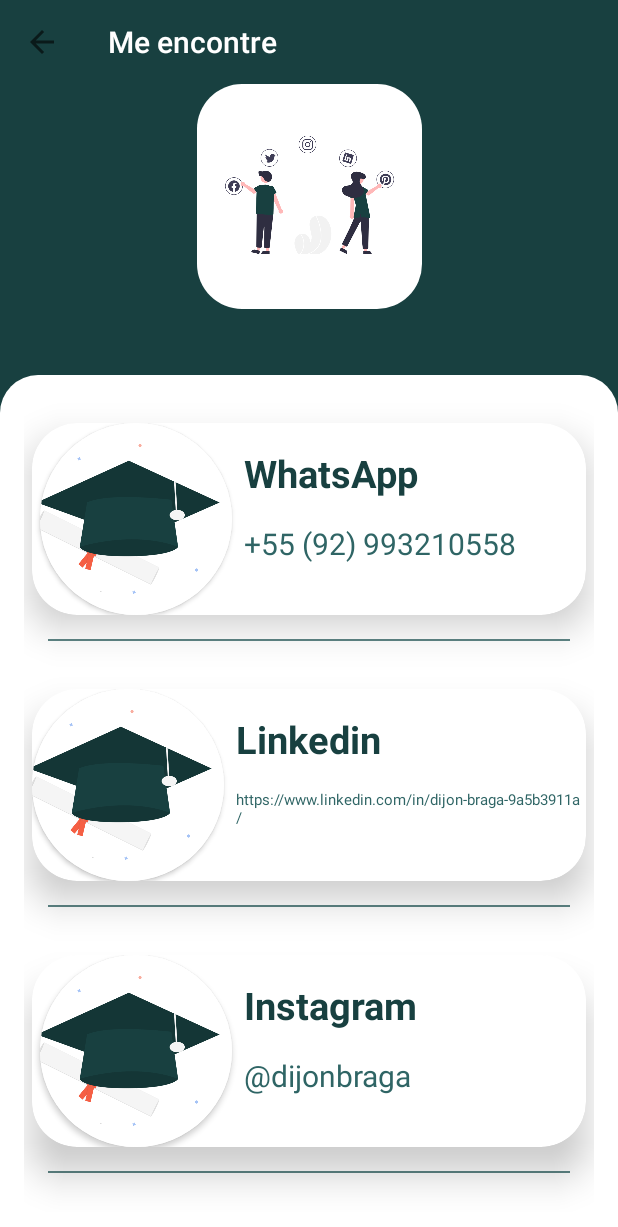
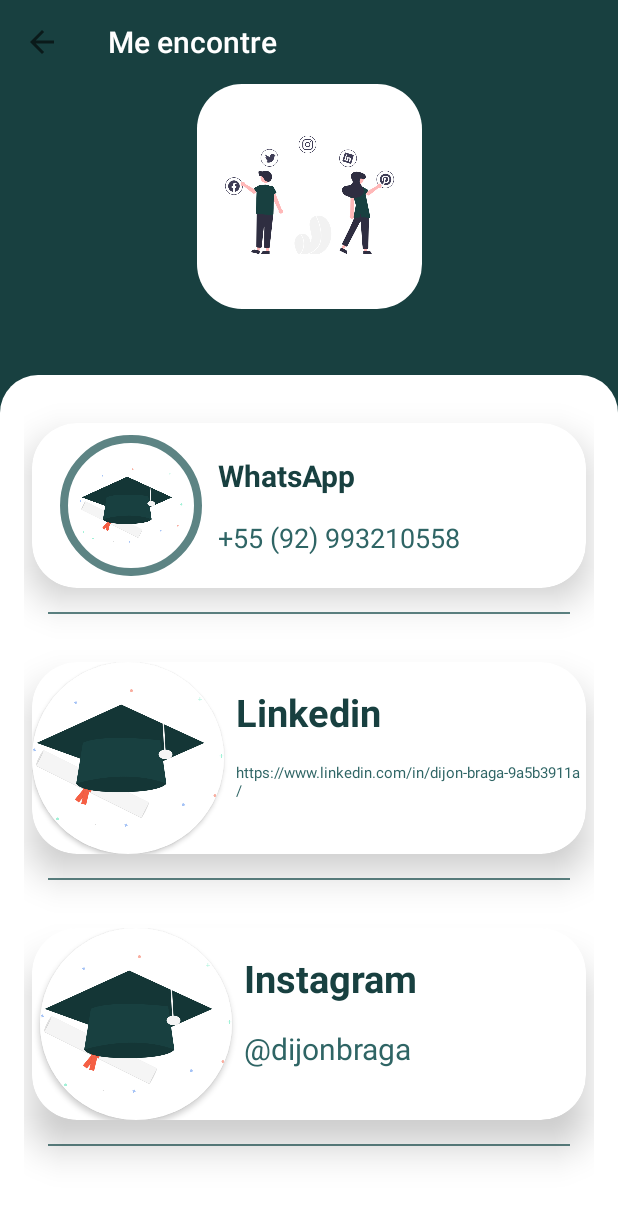
Before and after one commit to dijoncavalcante/about-me, an Android app: the FindMeActivity screen opened directly, with no data from a screen before it, on a phone screen of 412 x 824 dp. Shown: the top 1227 px of the screen. Run offline under Robolectric (Android 15) with nearby library versions, the phone set to English and light mode, and no system bars; Roboto replaces fonts that are not available here.

Commit message:
feature: Add circular style. FindMe layout updated

```diff
--- a/app/src/main/res/layout/activity_find_me.xml
+++ b/app/src/main/res/layout/activity_find_me.xml
@@ -49,29 +49,28 @@
             android:layout_marginStart="5dp"
             android:layout_marginTop="16dp"
             android:layout_marginEnd="5dp"
+            android:padding="8dp"
             app:cardCornerRadius="30dp"
             app:cardElevation="15dp">
 
             <RelativeLayout
                 android:id="@+id/relativeLayoutFindMeWpp"
                 android:layout_width="match_parent"
-                android:layout_height="wrap_content">
+                android:layout_height="110dp"
+                android:paddingTop="5dp"
+                android:paddingRight="5dp"
+                android:paddingBottom="5dp">
 
-                <androidx.cardview.widget.CardView
-                    android:id="@+id/cv_findme_wpp"
-                    android:layout_width="128dp"
-                    android:layout_height="128dp"
-                    android:layout_marginLeft="5dp"
-                    app:cardCornerRadius="65dp">
-
-                    <ImageView
-                        android:id="@+id/iv_findme_wpp"
-                        android:layout_width="match_parent"
-                        android:layout_height="match_parent"
-                        android:adjustViewBounds="true"
-                        android:scaleType="centerCrop"
-                        android:src="@drawable/ic_degree" />
-                </androidx.cardview.widget.CardView>
+                <com.google.android.material.imageview.ShapeableImageView
+                    android:id="@+id/iv_findme_wpp"
+                    android:layout_width="100dp"
+                    android:layout_height="100dp"
+                    android:layout_marginStart="16dp"
+                    android:padding="5dp"
+                    android:src="@drawable/ic_degree"
+                    app:shapeAppearanceOverlay="@style/Circular"
+                    app:strokeColor="@color/app_primary_green_3"
+                    app:strokeWidth="5dp" />
 
                 <TextView
                     android:id="@+id/textViewTitleWpp"
@@ -81,10 +80,10 @@
                     android:layout_marginLeft="2dp"
                     android:layout_marginTop="16dp"
                     android:layout_marginBottom="16dp"
-                    android:layout_toRightOf="@id/cv_findme_wpp"
+                    android:layout_toRightOf="@id/iv_findme_wpp"
                     android:text="WhatsApp"
                     android:textColor="@color/app_primary_green_1"
-                    android:textSize="25sp"
+                    android:textSize="20sp"
                     android:textStyle="bold" />
 
                 <TextView
@@ -95,11 +94,11 @@
                     android:layout_marginStart="8dp"
                     android:layout_marginLeft="1dp"
                     android:layout_marginBottom="16dp"
-                    android:layout_toRightOf="@id/cv_findme_wpp"
+                    android:layout_toRightOf="@id/iv_findme_wpp"
                     android:text="+55 (92) 993210558"
                     android:textColor="@color/app_primary_green_2"
                     android:textIsSelectable="true"
-                    android:textSize="20sp" />
+                    android:textSize="18sp" />
             </RelativeLayout>
         </androidx.cardview.widget.CardView>
 
@@ -138,6 +137,7 @@
                         android:layout_width="match_parent"
                         android:layout_height="match_parent"
                         android:adjustViewBounds="true"
+                        android:padding="5dp"
                         android:scaleType="centerCrop"
                         android:src="@drawable/ic_degree" />
                 </androidx.cardview.widget.CardView>
@@ -208,6 +208,7 @@
                         android:layout_width="match_parent"
                         android:layout_height="match_parent"
                         android:adjustViewBounds="true"
+                        android:padding="5dp"
                         android:scaleType="centerCrop"
                         android:src="@drawable/ic_degree" />
                 </androidx.cardview.widget.CardView>
--- a/app/src/main/res/values/themes.xml
+++ b/app/src/main/res/values/themes.xml
@@ -22,4 +22,8 @@
     <style name="ToolbarStyle.Title" parent="TextAppearance.AppCompat.Title">
         <item name="android:textColor">#FFFFFF</item>
     </style>
+<!--imageview circular-->
+    <style name="Circular">
+        <item name="cornerSize">50%</item>
+    </style>
 </resources>
```
